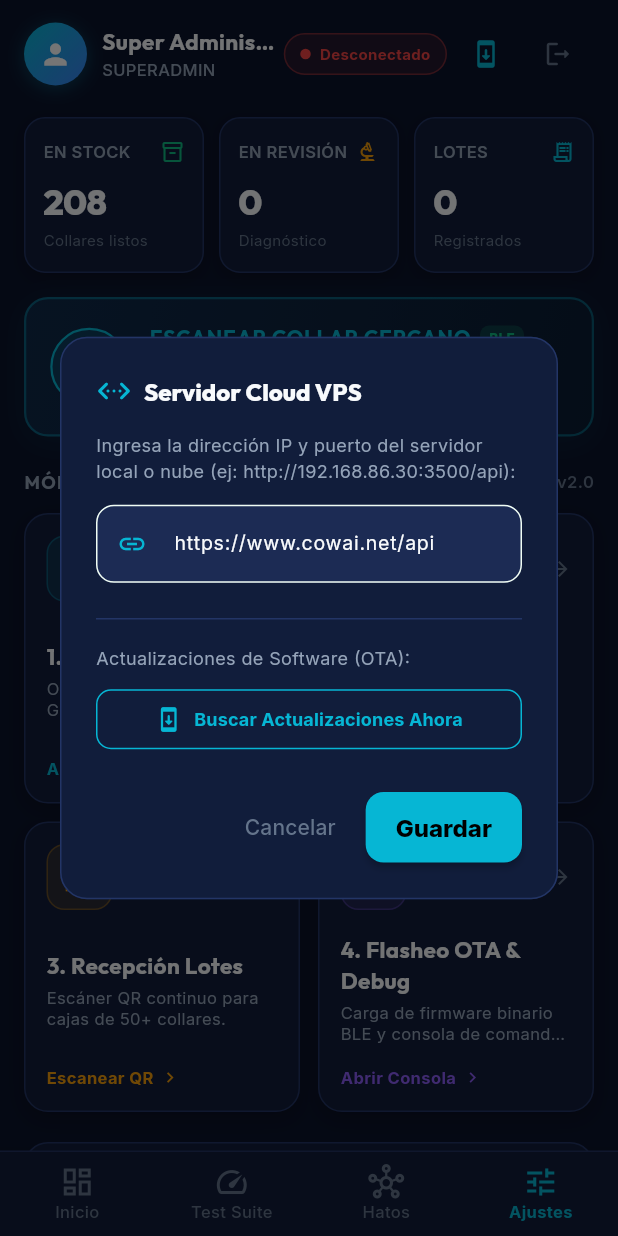
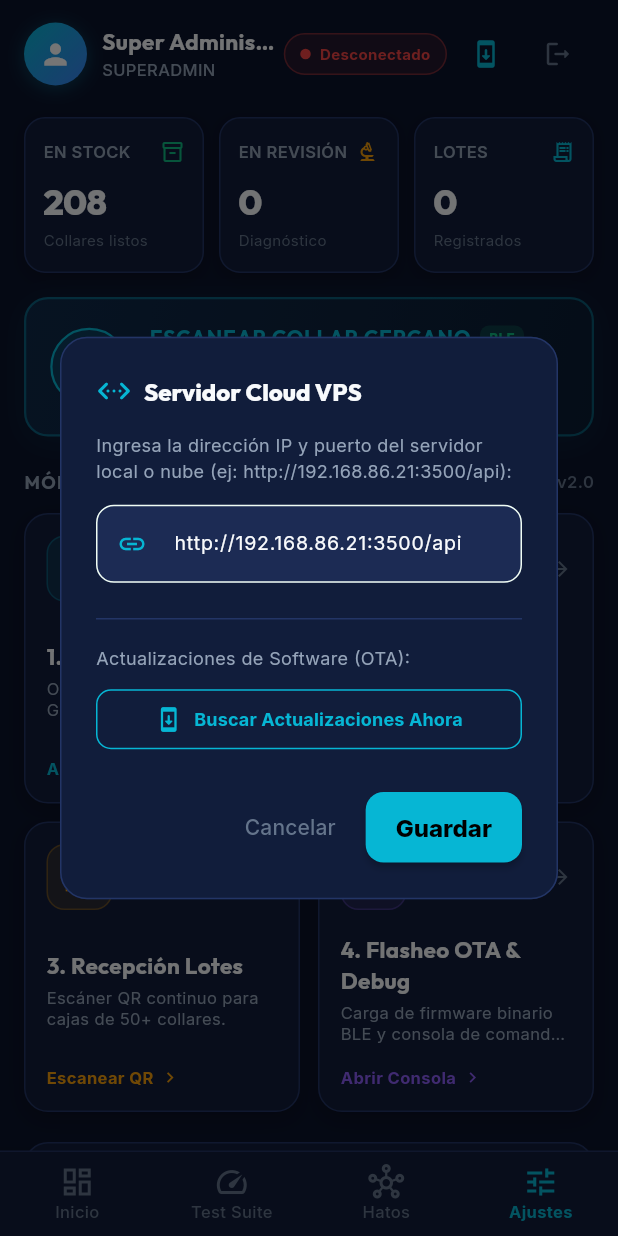
Before and after one commit to MorpheusSoft/CollarNet, a Flutter app: the MainMenuScreen screen opened directly, item 4 of the bottom bar chosen, on a phone screen of 412 x 824 dp. Run offline on Flutter 3.47's test engine with Material 3 defaults, Android fonts, the phone set to English and light mode, and no system bars; our stand-ins replace file_picker, flutter_compass, flutter_map, geolocator, google_fonts, latlong2 and 2 more; missing offline and left inert: ota_update; accounts and stored records are empty; network calls fail.

Commit message:
fix: actualizar configuracion de IP 192.168.86.21 para backend y apps moviles APK

```diff
--- a/movil_ops/lib/screens/main_menu_screen.dart
+++ b/movil_ops/lib/screens/main_menu_screen.dart
@@ -438,7 +438,7 @@ class _MainMenuScreenState extends State<MainMenuScreen> {
           crossAxisAlignment: CrossAxisAlignment.start,
           children: [
             Text(
-              'Ingresa la dirección IP y puerto del servidor local o nube (ej: http://192.168.86.30:3500/api):',
+              'Ingresa la dirección IP y puerto del servidor local o nube (ej: http://192.168.86.21:3500/api):',
               style: GoogleFonts.inter(fontSize: 12, color: AppTheme.textSecondary),
             ),
             const SizedBox(height: 14),
@@ -448,7 +448,7 @@ class _MainMenuScreenState extends State<MainMenuScreen> {
               decoration: InputDecoration(
                 filled: true,
                 fillColor: AppTheme.surfaceLight,
-                hintText: 'http://192.168.86.30:3500/api',
+                hintText: 'http://192.168.86.21:3500/api',
                 border: OutlineInputBorder(borderRadius: BorderRadius.circular(12)),
                 prefixIcon: const Icon(Icons.link, color: AppTheme.primaryCyan, size: 20),
               ),
--- a/movil_ops/lib/services/api_client.dart
+++ b/movil_ops/lib/services/api_client.dart
@@ -6,15 +6,16 @@ import 'package:shared_preferences/shared_preferences.dart';
 import '../models/hato_maestro.dart';
 
 class ApiClient {
-  // Servidor VPS de producción Cloud CowIA
-  static const String defaultBaseUrl = 'https://www.cowai.net/api';
+  // Servidor backend local CollarNet
+  static const String defaultBaseUrl = 'http://192.168.86.21:3500/api';
 
   static Future<String> getBaseUrl() async {
     try {
       final prefs = await SharedPreferences.getInstance();
       var savedUrl = prefs.getString('custom_server_url');
-      if (savedUrl == null || savedUrl.trim().isEmpty) {
-        return defaultBaseUrl;
+      if (savedUrl == null || savedUrl.contains('cowai.net') || savedUrl.contains('192.168.86.23') || savedUrl.contains('192.168.86.30') || savedUrl.isEmpty) {
+        savedUrl = defaultBaseUrl;
+        await prefs.setString('custom_server_url', defaultBaseUrl);
       }
       final clean = savedUrl.trim();
       if (clean.startsWith('http://') || clean.startsWith('https://')) {
--- a/movil_ops/lib/services/api_service.dart
+++ b/movil_ops/lib/services/api_service.dart
@@ -7,15 +7,16 @@ import '../models/hato.dart';
 import '../models/potrero.dart';
 
 class ApiService {
-  // Servidor VPS de producción Cloud CowIA
-  static const String defaultBaseUrl = 'https://www.cowai.net/api';
+  // Servidor backend local CollarNet
+  static const String defaultBaseUrl = 'http://192.168.86.21:3500/api';
 
   static Future<String> getBaseUrl() async {
     try {
       final prefs = await SharedPreferences.getInstance();
       var savedUrl = prefs.getString('custom_server_url');
-      if (savedUrl == null || savedUrl.trim().isEmpty) {
-        return defaultBaseUrl;
+      if (savedUrl == null || savedUrl.contains('cowai.net') || savedUrl.contains('192.168.86.23') || savedUrl.contains('192.168.86.30') || savedUrl.isEmpty) {
+        savedUrl = defaultBaseUrl;
+        await prefs.setString('custom_server_url', defaultBaseUrl);
       }
       final clean = savedUrl.trim();
       if (clean.startsWith('http://') || clean.startsWith('https://')) {
--- a/movil_supervisor/lib/providers/finca_state_provider.dart
+++ b/movil_supervisor/lib/providers/finca_state_provider.dart
@@ -10,7 +10,7 @@ class FincaStateProvider with ChangeNotifier {
   bool _isOnline = true;
   bool _isLoading = false;
   bool _authLoaded = false;
-  String _serverIp = '192.168.86.30:3500';
+  String _serverIp = '192.168.86.21:3500';
 
   // Información del Usuario Autenticado (Web / Central)
   Map<String, dynamic>? _currentUser;
@@ -156,10 +156,10 @@ class FincaStateProvider with ChangeNotifier {
   Future<void> _loadConfig() async {
     try {
       final prefs = await SharedPreferences.getInstance();
-      _serverIp = prefs.getString('finca_server_ip') ?? '192.168.86.30:3500';
-      if (_serverIp.contains('cowai.net') || _serverIp.contains('192.168.86.23') || _serverIp.isEmpty) {
-        _serverIp = '192.168.86.30:3500';
-        await prefs.setString('finca_server_ip', '192.168.86.30:3500');
+      _serverIp = prefs.getString('finca_server_ip') ?? '192.168.86.21:3500';
+      if (_serverIp.contains('cowai.net') || _serverIp.contains('192.168.86.23') || _serverIp.contains('192.168.86.30') || _serverIp.isEmpty) {
+        _serverIp = '192.168.86.21:3500';
+        await prefs.setString('finca_server_ip', '192.168.86.21:3500');
       }
       _hatoId = prefs.getInt('finca_selected_hato_id') ?? 1;
       _hatoNombre = prefs.getString('finca_selected_hato_nombre') ?? 'Hacienda La Esperanza';
--- a/movil_supervisor/lib/screens/finca_main_menu_screen.dart
+++ b/movil_supervisor/lib/screens/finca_main_menu_screen.dart
@@ -574,7 +574,7 @@ class FincaMainMenuScreen extends StatelessWidget {
             crossAxisAlignment: CrossAxisAlignment.start,
             children: [
               const Text(
-                'Ingresa la IP y puerto del servidor local o nube (ej: 192.168.86.30:3500):',
+                'Ingresa la IP y puerto del servidor local o nube (ej: 192.168.86.21:3500):',
                 style: TextStyle(fontSize: 13, color: FincaTheme.textMuted),
               ),
               const SizedBox(height: 14),
@@ -583,7 +583,7 @@ class FincaMainMenuScreen extends StatelessWidget {
                 style: const TextStyle(color: FincaTheme.textLight),
                 decoration: const InputDecoration(
                   labelText: 'Dirección IP y Puerto',
-                  hintText: '192.168.86.30:3500',
+                  hintText: '192.168.86.21:3500',
                   border: OutlineInputBorder(),
                 ),
               ),
--- a/movil_supervisor/lib/screens/login_screen.dart
+++ b/movil_supervisor/lib/screens/login_screen.dart
@@ -531,7 +531,7 @@ class _LoginScreenState extends State<LoginScreen> {
                           controller: _serverIpCtrl,
                           style: const TextStyle(color: FincaTheme.textLight, fontSize: 13),
                           decoration: InputDecoration(
-                            hintText: '192.168.86.30:3500',
+                            hintText: '192.168.86.21:3500',
                             hintStyle: const TextStyle(color: FincaTheme.textMuted, fontSize: 12),
                             prefixIcon: const Icon(Icons.dns_rounded, color: FincaTheme.accentGreenLight, size: 18),
                             filled: true,
--- a/movil_supervisor/lib/services/api_service.dart
+++ b/movil_supervisor/lib/services/api_service.dart
@@ -5,13 +5,13 @@ import '../models/hato.dart';
 import '../models/potrero.dart';
 
 class ApiService {
-  static String defaultHost = '192.168.86.30:3500';
+  static String defaultHost = '192.168.86.21:3500';
 
   static Future<String> getBaseUrl() async {
     try {
       final prefs = await SharedPreferences.getInstance();
       var savedIp = prefs.getString('finca_server_ip');
-      if (savedIp == null || savedIp.contains('cowai.net') || savedIp.contains('192.168.86.23') || savedIp.isEmpty) {
+      if (savedIp == null || savedIp.contains('cowai.net') || savedIp.contains('192.168.86.23') || savedIp.contains('192.168.86.30') || savedIp.isEmpty) {
         savedIp = defaultHost;
         await prefs.setString('finca_server_ip', defaultHost);
       }
```
Also changed, not shown: 2 other files.
